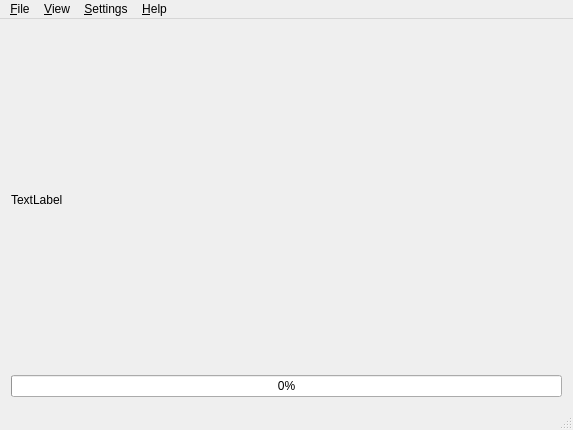
Old version of the form src/ui/trafficcountermainwindow.ui in the repository krajsz/traffic-counter-opencv.
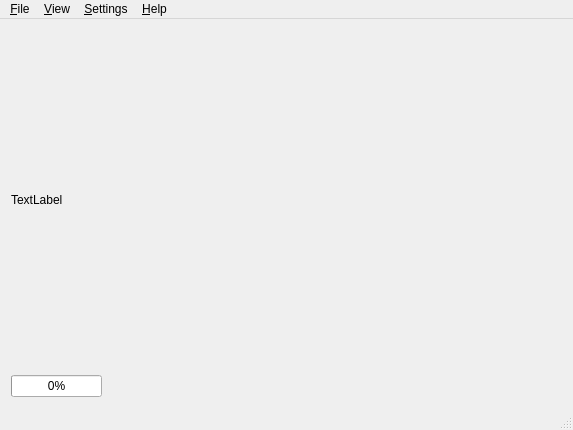
New version of the form. Custom widgets are drawn as their Qt base class.

Patch:
```diff
--- a/src/ui/trafficcountermainwindow.ui
+++ b/src/ui/trafficcountermainwindow.ui
@@ -14,11 +14,17 @@
    <string>TrafficCounter</string>
   </property>
   <widget class="QWidget" name="centralWidget">
-   <layout class="QHBoxLayout" name="horizontalLayout">
-    <item>
+   <layout class="QFormLayout" name="formLayout">
+    <item row="0" column="0">
      <layout class="QVBoxLayout" name="verticalLayout">
       <item>
        <widget class="QLabel" name="videoFrameDisplayLabel">
+        <property name="sizePolicy">
+         <sizepolicy hsizetype="MinimumExpanding" vsizetype="MinimumExpanding">
+          <horstretch>0</horstretch>
+          <verstretch>0</verstretch>
+         </sizepolicy>
+        </property>
         <property name="text">
          <string>TextLabel</string>
         </property>
```
